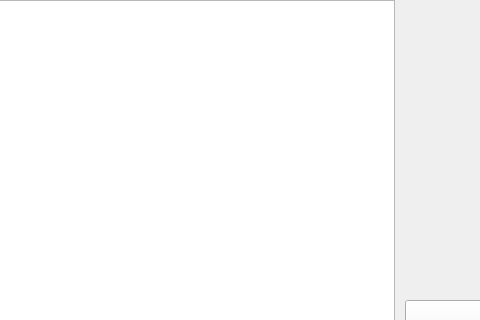
This is mainwindow.ui in JohnMUCA/proyecto_final as Qt 5 draws it before an edit; both pictures show x 605 to 1085 and y 0 to 320 of the 1282 by 778 pixel window. The edited form follows.
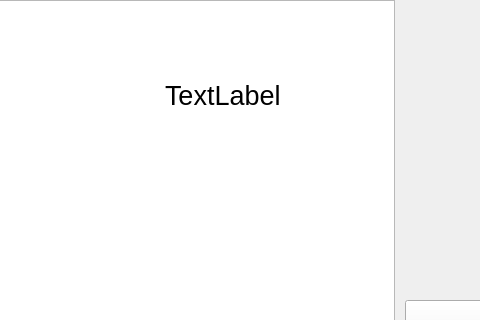
This is the edited form.

```diff
--- a/mainwindow.ui
+++ b/mainwindow.ui
@@ -65,6 +65,24 @@
      <string>NIVEL 3</string>
     </property>
    </widget>
+   <widget class="QLabel" name="label">
+    <property name="geometry">
+     <rect>
+      <x>770</x>
+      <y>80</y>
+      <width>151</width>
+      <height>31</height>
+     </rect>
+    </property>
+    <property name="font">
+     <font>
+      <pointsize>20</pointsize>
+     </font>
+    </property>
+    <property name="text">
+     <string>TextLabel</string>
+    </property>
+   </widget>
   </widget>
  </widget>
  <resources/>
```
